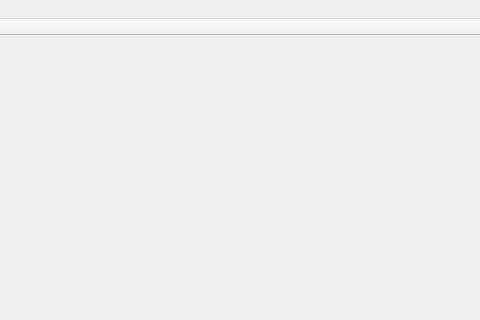
Above: 2DGraphicsModeler/mainwindow.ui from Alex-the-666/2DGraphicsModular before the change; both pictures show x 755 to 1235 and y 0 to 320 of the 1235 by 426 pixel window. Below: the same form after it.
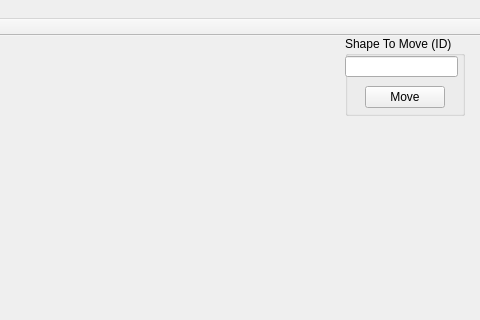
That is the form after the change.

Commit message:
Temporary for move ID
will be changed by tonight (for test puposes)

```diff
--- a/2DGraphicsModeler/mainwindow.ui
+++ b/2DGraphicsModeler/mainwindow.ui
@@ -13,7 +13,44 @@
   <property name="windowTitle">
    <string>MainWindow</string>
   </property>
-  <widget class="QWidget" name="centralWidget"/>
+  <widget class="QWidget" name="centralWidget">
+   <widget class="QGroupBox" name="groupBox">
+    <property name="geometry">
+     <rect>
+      <x>1100</x>
+      <y>0</y>
+      <width>120</width>
+      <height>80</height>
+     </rect>
+    </property>
+    <property name="title">
+     <string>Shape To Move (ID)</string>
+    </property>
+    <widget class="QLineEdit" name="moveInput">
+     <property name="geometry">
+      <rect>
+       <x>0</x>
+       <y>20</y>
+       <width>113</width>
+       <height>21</height>
+      </rect>
+     </property>
+    </widget>
+    <widget class="QPushButton" name="moveButton">
+     <property name="geometry">
+      <rect>
+       <x>20</x>
+       <y>50</y>
+       <width>80</width>
+       <height>22</height>
+      </rect>
+     </property>
+     <property name="text">
+      <string>Move</string>
+     </property>
+    </widget>
+   </widget>
+  </widget>
   <widget class="QMenuBar" name="menuBar">
    <property name="geometry">
     <rect>
```
Left out of the diff: 2 changed lines with no effect on the pictures. The commit also changes 2 other files.
